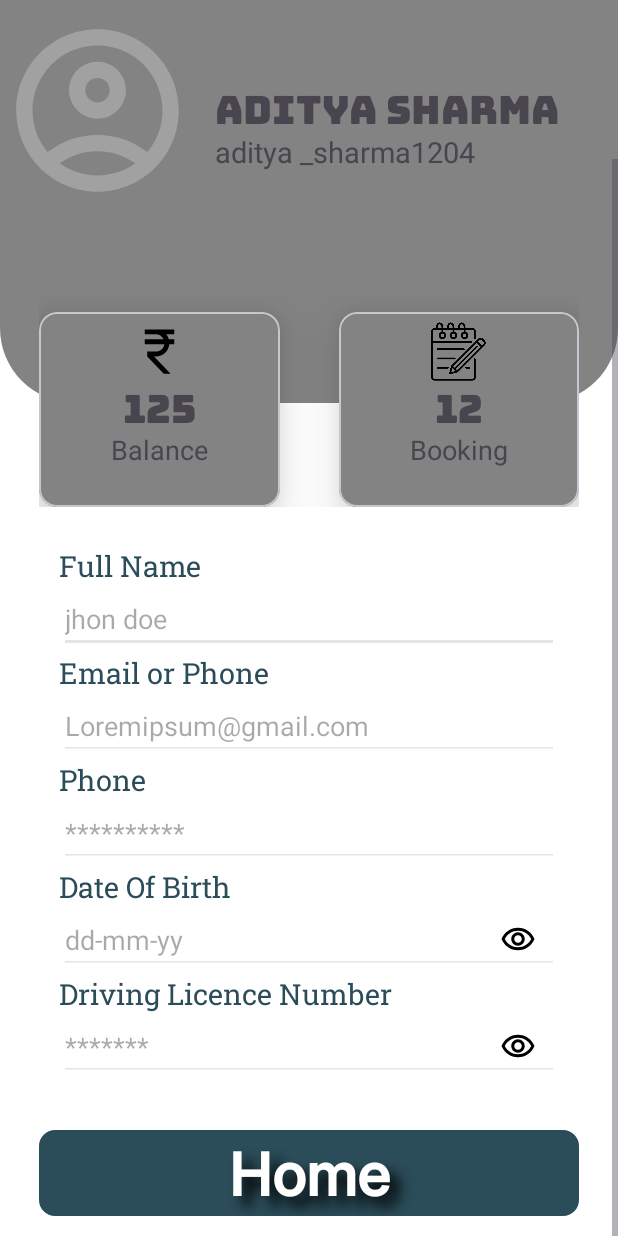
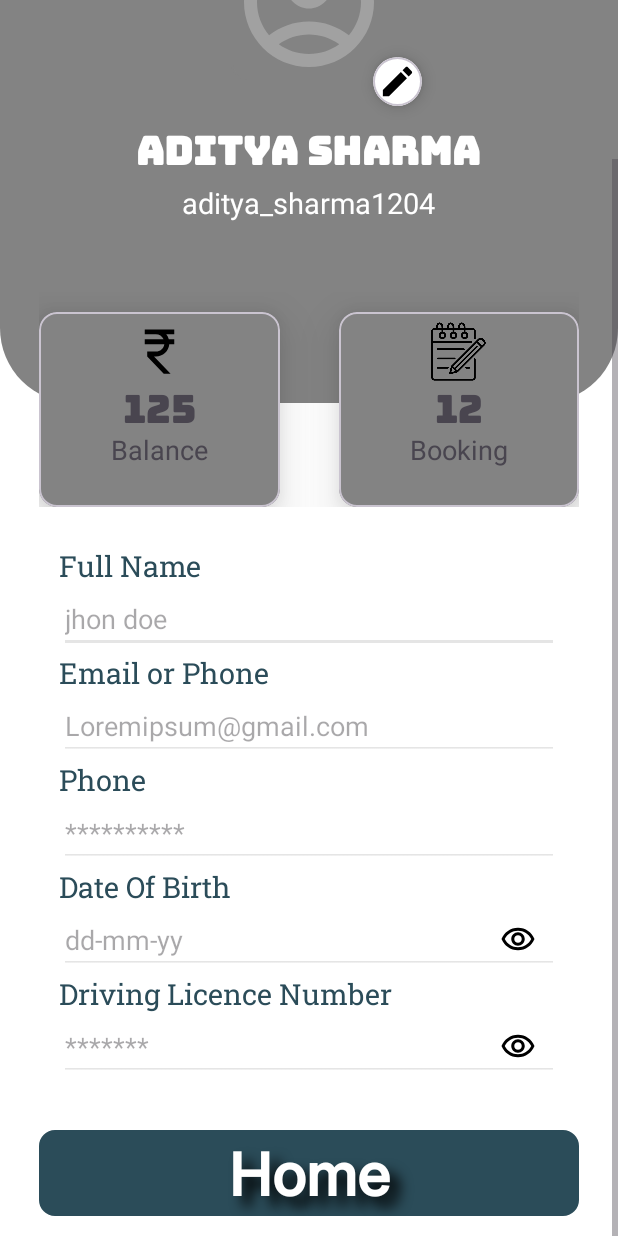
Before and after one commit to AdY21850/Bike_Rental, an Android app: the profile screen opened directly, with no data from a screen before it, scrolled down 121 dp, on a phone screen of 412 x 824 dp. Run offline under Robolectric (Android 15) with nearby library versions, the light colour scheme and no system bars; our stand-ins replace sdp/ssp sizes; pictures from the network do not load.

Commit message:
new fixes and image fetching

```diff
--- a/app/src/main/java/com/example/bikerentalcu/User.java
+++ b/app/src/main/java/com/example/bikerentalcu/User.java
@@ -10,6 +10,7 @@ public class User {
     private String image;
     private String createdAt;
     private String updatedAt;
+    private String date_of_birth;
 
     // Add Getters
     public String getFullName() { return fullName; }
@@ -21,4 +22,6 @@ public class User {
 
     public String getDrivingLicenseNo() {return drivingLicenseNo;
     }
+    public String getdate_of_birth() {return date_of_birth;
+    }
 }
--- a/app/src/main/java/com/example/bikerentalcu/navdraw.java
+++ b/app/src/main/java/com/example/bikerentalcu/navdraw.java
@@ -48,6 +48,7 @@ public class navdraw extends AppCompatActivity {
         profilebtn.setOnClickListener(new View.OnClickListener() {
             @Override
             public void onClick(View v) {
+
                 startActivity(new Intent(navdraw.this, profile.class));
             }
         });
--- a/app/src/main/java/com/example/bikerentalcu/profile.java
+++ b/app/src/main/java/com/example/bikerentalcu/profile.java
@@ -1,43 +1,36 @@
 package com.example.bikerentalcu;
 
-import static androidx.activity.result.ActivityResultCallerKt.registerForActivityResult;
-
 import android.Manifest;
-import android.app.Activity;
 import android.content.Context;
-import android.content.CursorLoader;
 import android.content.Intent;
 import android.content.SharedPreferences;
 import android.content.pm.PackageManager;
-import android.database.Cursor;
 import android.graphics.Color;
 import android.net.Uri;
 import android.os.Bundle;
-import android.provider.MediaStore;
 import android.util.Log;
 import android.view.View;
 import android.widget.EditText;
 import android.widget.FrameLayout;
 import android.widget.ImageView;
+import android.widget.TextView;
 import android.widget.Toast;
 
-import androidx.activity.result.ActivityResultCallback;
-import androidx.activity.result.ActivityResultLauncher;
-import androidx.activity.result.contract.ActivityResultContracts;
 import androidx.annotation.NonNull;
+import androidx.appcompat.app.AppCompatActivity;
 import androidx.core.app.ActivityCompat;
 import androidx.core.content.ContextCompat;
 
 import com.bumptech.glide.Glide;
-import com.squareup.picasso.Picasso;
-import android.widget.ImageView;
+import com.bumptech.glide.load.engine.DiskCacheStrategy;
+
+import java.util.ArrayList;
+import java.util.List;
 
 import okhttp3.Cookie;
 import okhttp3.CookieJar;
 import okhttp3.HttpUrl;
-import okhttp3.MultipartBody;
 import okhttp3.OkHttpClient;
-import okhttp3.RequestBody;
 import okhttp3.logging.HttpLoggingInterceptor;
 import retrofit2.Call;
 import retrofit2.Callback;
@@ -45,27 +38,143 @@ import retrofit2.Response;
 import retrofit2.Retrofit;
 import retrofit2.converter.gson.GsonConverterFactory;
 
-import java.io.File;
-import java.util.ArrayList;
-import java.util.List;
-
-public class
-profile extends Activity {
+public class profile extends AppCompatActivity {
 
     private static final String TAG = "ProfileActivity";
-    private static final String BASE_URL = "https://bikewale-wyxw.onrender.com"; // Replace with your actual backend URL
-
+    private static final String BASE_URL = "https://bikewale-wyxw.onrender.com";
+    private SharedPreferences preferences;
     private Retrofit retrofit;
     private RetrofitInterface retrofitInterface;
-    //
+
     private EditText nameField, emailField, phoneField, dobField, dlField;
+    private TextView nameField2;
     private FrameLayout updateButton;
-    private ImageView profileImage; // For displaying user image
+    private ImageView profileImage;
 
-    private Uri imageUri; // To hold the selected image URI
-    private ActivityResultLauncher<Uri> imagePickerLauncher;
+    @Override
+    protected void onCreate(Bundle savedInstanceState) {
+        super.onCreate(savedInstanceState);
+        setContentView(R.layout.activity_profile);
 
-    // Cookie manager class
+        setupUI();
+        setupRetrofit();
+        checkPermissions();
+    }
+
+    @Override
+    protected void onStart() {
+        super.onStart();
+        preferences = getSharedPreferences("MyAppPrefs", MODE_PRIVATE);
+        String token = preferences.getString("authToken", null);
+        Log.d("Token Retrieved", token);
+        fetchUserData(token);
+    }
+
+    private void setupUI() {
+        getWindow().setStatusBarColor(Color.parseColor("#838383"));
+        getWindow().getDecorView().setSystemUiVisibility(View.SYSTEM_UI_FLAG_LIGHT_STATUS_BAR);
+
+        nameField = findViewById(R.id.name1);
+        nameField2 = findViewById(R.id.name12);
+        emailField = findViewById(R.id.email1);
+        phoneField = findViewById(R.id.phone1);
+        dobField = findViewById(R.id.dateofbirth);
+        dlField = findViewById(R.id.dl1);
+        updateButton = findViewById(R.id.move_to_home);
+        profileImage = findViewById(R.id.profilepicture);
+
+        updateButton.setOnClickListener(v -> startActivity(new Intent(profile.this, home.class)));
+    }
+
+    private void setupRetrofit() {
+        HttpLoggingInterceptor logging = new HttpLoggingInterceptor();
+        logging.setLevel(HttpLoggingInterceptor.Level.BODY);
+
+        OkHttpClient client = new OkHttpClient.Builder()
+                .cookieJar(new CookieManager(this))
+                .addInterceptor(logging)
+                .build();
+
+        retrofit = new Retrofit.Builder()
+                .baseUrl(BASE_URL)
+                .client(client)
+                .addConverterFactory(GsonConverterFactory.create())
+                .build();
+
+        retrofitInterface = retrofit.create(RetrofitInterface.class);
+    }
+
+    private void checkPermissions() {
+        if (ContextCompat.checkSelfPermission(this, Manifest.permission.READ_EXTERNAL_STORAGE)
+                != PackageManager.PERMISSION_GRANTED) {
+            ActivityCompat.requestPermissions(this, new String[]{Manifest.permission.READ_EXTERNAL_STORAGE}, 1);
+        }
+    }
+
+    private void fetchUserData(String token) {
+        Log.d("Fetching Profile with Token", token);
+
+        if (token == null) {
+            Toast.makeText(this, "Authentication error", Toast.LENGTH_SHORT).show();
+            return;
+        }
+
+        Call<ResponseData> call = retrofitInterface.getUserProfile("Bearer " + token);
+        call.enqueue(new Callback<ResponseData>() {
+            @Override
+            public void onResponse(@NonNull Call<ResponseData> call, @NonNull Response<ResponseData> response) {
+                if (response.isSuccessful() && response.body() != null) {
+                    displayUserData(response.body().getUserDetails());
+                } else {
+                    handleErrorResponse(response);
+                }
+            }
+
+            @Override
+            public void onFailure(Call<ResponseData> call, Throwable t) {
+                Log.e(TAG, "Network error: " + t.getMessage(), t);
+                Toast.makeText(profile.this, "Network error", Toast.LENGTH_SHORT).show();
+            }
+        });
+    }
+
+    private void displayUserData(User userDetails) {
+        nameField.setText(userDetails.getFullName());
+        nameField2.setText(userDetails.getFullName());
+        emailField.setText(userDetails.getEmail());
+        phoneField.setText(userDetails.getContactNumber());
+        dobField.setText(userDetails.getdate_of_birth());
+        dlField.setText(userDetails.getDrivingLicenseNo());
+
+        String imageUrl = userDetails.getImage();
+        Log.d("Image URL Before Loading", imageUrl);
+
+        if (imageUrl != null && !imageUrl.trim().isEmpty()) {
+            if (imageUrl.endsWith(".svg")) {
+                SvgSoftwareLayerSetter.loadSvgImage(this, imageUrl, profileImage);
+            } else {
+                Glide.with(this)
+                        .load(imageUrl)
+                        .placeholder(R.drawable.circle_background)
+                        .error(R.drawable.circle_background)
+                        .diskCacheStrategy(DiskCacheStrategy.ALL)
+                        .into(profileImage);
+            }
+        } else {
+            profileImage.setImageResource(R.drawable.circle_background);
+        }
+    }
+
+    private void handleErrorResponse(Response<?> response) {
+        try {
+            String errorBody = response.errorBody() != null ? response.errorBody().string() : "Unknown error";
+            Log.e(TAG, "Error: " + errorBody);
+            Toast.makeText(this, "Error: " + errorBody, Toast.LENGTH_SHORT).show();
+        } catch (Exception e) {
+            Log.e(TAG, "Error reading response", e);
+        }
+    }
+
     private static class CookieManager implements CookieJar {
         private final List<Cookie> cookies = new ArrayList<>();
         private final Context context;
@@ -78,227 +187,22 @@ profile extends Activity {
         public void saveFromResponse(@NonNull HttpUrl url, @NonNull List<Cookie> cookies) {
             this.cookies.clear();
             this.cookies.addAll(cookies);
-            saveCookiesToSharedPreferences(cookies); // Save cookies to SharedPreferences
+            saveCookiesToPreferences(cookies);
         }
 
         @NonNull
         @Override
         public List<Cookie> loadForRequest(HttpUrl url) {
-            List<Cookie> loadedCookies = new ArrayList<>();
-            SharedPreferences sharedPreferences = context.getSharedPreferences("AppCookies", MODE_PRIVATE);
-
-            // Load stored cookies
-            for (String cookieName : sharedPreferences.getAll().keySet()) {
-                String cookieValue = sharedPreferences.getString(cookieName, null);
-                if (cookieValue != null) {
-                    loadedCookies.add(new Cookie.Builder()
-                            .name(cookieName)
-                            .value(cookieValue)
-                            .domain(url.host())
-                            .build());
-                }
-            }
-            return loadedCookies;
+            return cookies;
         }
 
-        private void saveCookiesToSharedPreferences(List<Cookie> cookies) {
-            SharedPreferences sharedPreferences = context.getSharedPreferences("AppCookies", MODE_PRIVATE);
-            SharedPreferences.Editor editor = sharedPreferences.edit();
+        private void saveCookiesToPreferences(List<Cookie> cookies) {
+            SharedPreferences prefs = context.getSharedPreferences("AppCookies", MODE_PRIVATE);
+            SharedPreferences.Editor editor = prefs.edit();
             for (Cookie cookie : cookies) {
                 editor.putString(cookie.name(), cookie.value());
             }
             editor.apply();
         }
     }
-
-    @Override
-    protected void onCreate(Bundle savedInstanceState) {
-        super.onCreate(savedInstanceState);
-        setContentView(R.layout.activity_profile);
-
-        // Set status bar color
-        getWindow().setStatusBarColor(Color.parseColor("#838383"));
-        getWindow().getDecorView().setSystemUiVisibility(View.SYSTEM_UI_FLAG_LIGHT_STATUS_BAR);
-
-        // Initialize EditText fields
-        nameField = findViewById(R.id.name1);
-        emailField = findViewById(R.id.email1);
-        phoneField = findViewById(R.id.phone1);
-        dobField = findViewById(R.id.dateofbirth);
-        dlField = findViewById(R.id.dl1);
-        updateButton = findViewById(R.id.move_to_home);
-        profileImage = findViewById(R.id.profilepicture); // Ensure you have this ImageView in your layout
-
-        // Check for permissions
-        if (ContextCompat.checkSelfPermission(this, Manifest.permission.READ_EXTERNAL_STORAGE)
-                != PackageManager.PERMISSION_GRANTED) {
-            ActivityCompat.requestPermissions(this, new String[]{Manifest.permission.READ_EXTERNAL_STORAGE}, 1);
-        }
-
-        // Initialize Retrofit with cookie management
-        HttpLoggingInterceptor logging = new HttpLoggingInterceptor();
-        logging.setLevel(HttpLoggingInterceptor.Level.BODY);
-        OkHttpClient client = new OkHttpClient.Builder()
-                .cookieJar(new CookieManager(this)) // Pass context
-                .addInterceptor(logging)
-                .build();
-
-        retrofit = new Retrofit.Builder()
-                .baseUrl(BASE_URL)
-                .client(client)
-                .addConverterFactory(GsonConverterFactory.create())
-                .build();
-
-        retrofitInterface = retrofit.create(RetrofitInterface.class);
-
-        // Fetch user data
-        fetchUserData();
-
-        // Set up image upload
-        imagePickerLauncher = registerForActivityResult(
-                new ActivityResultContracts.GetContent(), (ActivityResultCallback<Uri>) result -> {
-                    if (result != null) {
-                        imageUri = result;
-                        Glide.with(profile.this).load(imageUri).into(profileImage); // Display selected image
-                    }
-                });
-
-        profileImage.setOnClickListener(new View.OnClickListener() {
-            @Override
-            public void onClick(View v) {
-                // Launch image picker
-                imagePickerLauncher.launch(Uri.parse("image/*"));
-            }
-        });
-
-        updateButton.setOnClickListener(new View.OnClickListener() {
-            @Override
-
-                public void onClick(View v) {
-                    startActivity(new Intent(profile.this,home.class));
-                }
-            });
-            }
-
-
-    private ActivityResultLauncher<Uri> registerForActivityResult(ActivityResultContracts.GetContent getContent, ActivityResultCallback<Uri> uriActivityResultCallback) {
-        return null;
-    }
-
-    private void fetchUserData() {
-        String token = getIntent().getStringExtra("authtoken");
-        if (token != null) {
-            Call<ResponseData> call = retrofitInterface.getUserProfile("Bearer " + token);
-            call.enqueue(new Callback<ResponseData>() {
-                @Override
-                public void onResponse(@NonNull Call<ResponseData> call, @NonNull Response<ResponseData> response) {
-                    Log.d(TAG, "Full Response: " + response);
-
-                    if (response.isSuccessful() && response.body() != null) {
-                        ResponseData userDetails = response.body();
-                        displayUserData(userDetails.getUserDetails());
-                    } else {
-                        handleErrorResponse(response);
-                    }
-                }
-
-                @Override
-                public void onFailure(Call<ResponseData> call, Throwable t) {
-                    Log.e(TAG, "Network Failure: " + t.getMessage(), t);
-                    Toast.makeText(profile.this, "Network Error: " + t.getMessage(), Toast.LENGTH_SHORT).show();
-                }
-            });
-        } else {
-            Log.e(TAG, "Token is null");
-            Toast.makeText(this, "Unable to retrieve token", Toast.LENGTH_SHORT).show();
-        }
-    }
-
-    private void handleErrorResponse(Response<?> response) {
-        try {
-            String errorBody = response.errorBody() != null ? response.errorBody().string() : "Unknown error";
-            Log.e(TAG, "Error: " + errorBody);
-            Toast.makeText(this, "Error: " + errorBody, Toast.LENGTH_SHORT).show();
-        } catch (Exception e) {
-            Log.e(TAG, "Error reading error body: " + e.getMessage());
-        }
-    }
-
-    private void displayUserData(User userDetails) {
-        Log.d(TAG, "Displaying user data");
-
-        // Get data
-        String name = userDetails.getFullName();
-        String email = userDetails.getEmail();
-        String phone = userDetails.getContactNumber();
-        String dlNo = userDetails.getDrivingLicenseNo();
-        String imageUrl = userDetails.getImage().substring(0, userDetails.getImage().indexOf(' ')); // Handling image URL
-
-        // Set data in views
-        nameField.setText(name);
-        emailField.setText(email);
-        phoneField.setText(phone);
-//        dobField.setText(userDetails.getDateOfBirth()); // Assuming this field exists in User class
-        dlField.setText(dlNo);
-
-        Log.d(TAG, "Image URL: " + imageUrl);
-        // Load image using Glide
-        Picasso.get()
-                .load(imageUrl)
-                .into(profileImage);
-    }
-
-    private void uploadImage() {
-        if (imageUri != null) {
-            String filePath = getRealPathFromURI(imageUri);
-            File file = new File(filePath);
-
-            if (file.exists()) {
-                RequestBody requestFile = RequestBody.create(file, okhttp3.MediaType.parse("image/*"));
-                MultipartBody.Part body = MultipartBody.Part.create(requestFile);
-
-                Call<Void> call = retrofitInterface.uploadProfilePicture("Bearer " + getIntent().getStringExtra("authtoken"), body);
-                call.enqueue(new Callback<Void>() {
-                    @Override
-                    public void onResponse(Call<Void> call, Response<Void> response) {
-                        if (response.isSuccessful()) {
-                            Toast.makeText(profile.this, "Image uploaded successfully", Toast.LENGTH_SHORT).show();
-                        } else {
-                            Toast.makeText(profile.this, "Image upload failed: " + response.message(), Toast.LENGTH_SHORT).show();
-                        }
-                    }
-
-                    @Override
-                    public void onFailure(Call<Void> call, Throwable t) {
-                        Toast.makeText(profile.this, "Image upload failed: " + t.getMessage(), Toast.LENGTH_SHORT).show();
-                    }
-                });
-            } else {
-                Toast.makeText(this, "File not found", Toast.LENGTH_SHORT).show();
-            }
-        } else {
-            Toast.makeText(this, "Please select an image", Toast.LENGTH_SHORT).show();
-        }
-    }
-
-    private String getRealPathFromURI(Uri contentUri) {
-        String[] proj = {MediaStore.Images.Media.DATA};
-        CursorLoader loader = new CursorLoader(getApplicationContext(), contentUri, proj, null, null, null);
-        Cursor cursor = loader.loadInBackground();
-        int column_index = cursor.getColumnIndexOrThrow(MediaStore.Images.Media.DATA);
-        cursor.moveToFirst();
-        return cursor.getString(column_index);
-    }
-
-    @Override
-    public void onRequestPermissionsResult(int requestCode, @NonNull String[] permissions, @NonNull int[] grantResults) {
-        super.onRequestPermissionsResult(requestCode, permissions, grantResults);
-        if (requestCode == 1) {
-            if (grantResults.length > 0 && grantResults[0] == PackageManager.PERMISSION_GRANTED) {
-                Toast.makeText(this, "Permission granted!", Toast.LENGTH_SHORT).show();
-            } else {
-                Toast.makeText(this, "Permission denied!", Toast.LENGTH_SHORT).show();
-            }
-        }
-    }
 }
--- /dev/null
+++ b/app/src/main/res/drawable/circle_background.xml
@@ -0,0 +1,5 @@
+<shape xmlns:android="http://schemas.android.com/apk/res/android"
+    android:shape="oval">
+    <solid android:color="@android:color/white"/>
+    <size android:width="120dp" android:height="120dp"/>
+</shape>
--- /dev/null
+++ b/app/src/main/res/drawable/rounded_card.xml
@@ -0,0 +1,5 @@
+<shape xmlns:android="http://schemas.android.com/apk/res/android"
+    android:shape="rectangle">
+    <corners android:radius="12dp"/>
+    <solid android:color="#F8F8F8"/>
+</shape>
--- a/app/src/main/res/layout/activity_profile.xml
+++ b/app/src/main/res/layout/activity_profile.xml
@@ -18,65 +18,90 @@
         android:background="@drawable/semicircle"
         android:backgroundTint="#838383">
 
-
-
         <RelativeLayout
             android:layout_width="match_parent"
             android:layout_height="match_parent"
+            android:padding="@dimen/_16sdp">
+
+            <!-- Profile Picture Container -->
+            <FrameLayout
+                android:id="@+id/profileContainer"
+                android:layout_width="@dimen/_80sdp"
+                android:layout_height="@dimen/_80sdp"
+                android:layout_centerHorizontal="true"
+                android:layout_marginTop="50dp"
+                android:background="@drawable/rectangle2"
+                android:backgroundTint="#838383"
                >
 
-            <ImageView
-                android:id="@+id/edit_profile"
-                android:layout_width="wrap_content"
-                android:layout_height="wrap_content"
-                android:layout_alignParentEnd="true"
-                android:layout_gravity="right"
-                android:layout_marginLeft="@dimen/_90sdp"
-                android:layout_marginEnd="17dp"
-                android:src="@drawable/baseline_edit_24" />
-
-            <TextView
-                android:layout_width="wrap_content"
-                android:layout_height="wrap_content"
-                android:layout_below="@+id/edit_profile"
-                android:layout_alignEnd="@+id/edit_profile"
-                android:layout_marginTop="4dp"
-                android:layout_marginEnd="-14dp"
-                android:text="Edit Profile"
-                android:textSize="@dimen/_15ssp" />
+                <!-- Profile Picture -->
 
                 <ImageView
                     android:id="@+id/profilepicture"
+                    android:layout_width="match_parent"
+                    android:layout_height="match_parent"
+                    android:layout_gravity="center"
+                    android:src="@drawable/outline_account_circle_24" />
+
+            </FrameLayout>
+
+            <!-- Edit Profile Floating Button -->
+
+            <!-- Name and Username Container -->
+            <com.google.android.material.card.MaterialCardView
+                android:id="@+id/edit_profile"
+                android:layout_width="@dimen/_25sdp"
+                android:layout_height="@dimen/_25sdp"
+                android:layout_alignEnd="@id/profileContainer"
+                android:layout_alignBottom="@id/profileContainer"
+                android:layout_marginEnd="-23dp"
+                android:layout_marginBottom="-17dp"
+                app:cardBackgroundColor="@android:color/white"
+                app:cardCornerRadius="@dimen/_20sdp"
+                app:cardElevation="@dimen/_5sdp">
+
+                <ImageView
+                    android:layout_width="@dimen/_20sdp"
+                    android:layout_height="@dimen/_20sdp"
+                    android:layout_gravity="center"
+                    android:src="@drawable/baseline_edit_24"
+                    android:tint="@color/black" />
+            </com.google.android.material.card.MaterialCardView>
+
+            <LinearLayout
                 android:layout_width="wrap_content"
                 android:layout_height="wrap_content"
-                android:layout_centerVertical="true"
-                android:src="@drawable/outline_account_circle_24" />
+                android:layout_below="@id/profileContainer"
+                android:layout_centerHorizontal="true"
+                android:orientation="vertical"
+                android:layout_marginTop="30dp">
 
-
+                <!-- Name -->
                 <TextView
                     android:id="@+id/name12"
                     android:layout_width="wrap_content"
                     android:layout_height="wrap_content"
-                android:layout_centerVertical="true"
-                android:layout_marginLeft="@dimen/_10sdp"
-                android:layout_toRightOf="@+id/profilepicture"
                     android:fontFamily="@font/bungee_regular"
                     android:includeFontPadding="false"
                     android:text="Aditya Sharma"
-                android:textSize="@dimen/_20ssp" />
+                    android:textSize="@dimen/_20ssp"
+                    android:textColor="@android:color/white"
+                    android:textStyle="bold"/>
 
+                <!-- Username -->
                 <TextView
-                android:layout_width="wrap_content"
+                    android:layout_width="match_parent"
                     android:layout_height="wrap_content"
-                android:layout_below="@+id/name12"
-                android:layout_centerVertical="true"
-                android:layout_marginLeft="@dimen/_10sdp"
-                android:layout_toRightOf="@+id/profilepicture"
-                android:includeFontPadding="false"
-                android:text="aditya _sharma1204"
+                    android:layout_marginTop="4dp"
+                    android:text="aditya_sharma1204"
+                    android:textAlignment="center"
+                    android:textColor="@android:color/white"
                     android:textSize="@dimen/_15ssp" />
+            </LinearLayout>
         </RelativeLayout>
     </FrameLayout>
+
+
 
 
     <LinearLayout
--- a/settings.gradle
+++ b/settings.gradle
@@ -16,9 +16,9 @@ dependencyResolutionManagement {
     repositories {
         google()
         mavenCentral()
-        maven{url'https://jitpack.io'}
+        maven { url 'https://jitpack.io' } }
     }
-}
+
 
 rootProject.name = "bike rental cu"
 include ':app'
```
Also changed, not shown: app/build.gradle (+15 -0 lines), app/src/main/AndroidManifest.xml (+13 -18 lines), app/src/main/java/com/example/bikerentalcu/MyGlideModule.java (added, +25 -0 lines), app/src/main/java/com/example/bikerentalcu/SvgSoftwareLayerSetter.java (added, +29 -0 lines), app/src/main/java/com/example/bikerentalcu/screen2.java (+9 -2 lines), app/src/main/res/values/colors.xml (+27 -0 lines). Lines whose indentation alone changed are shown as unchanged.
